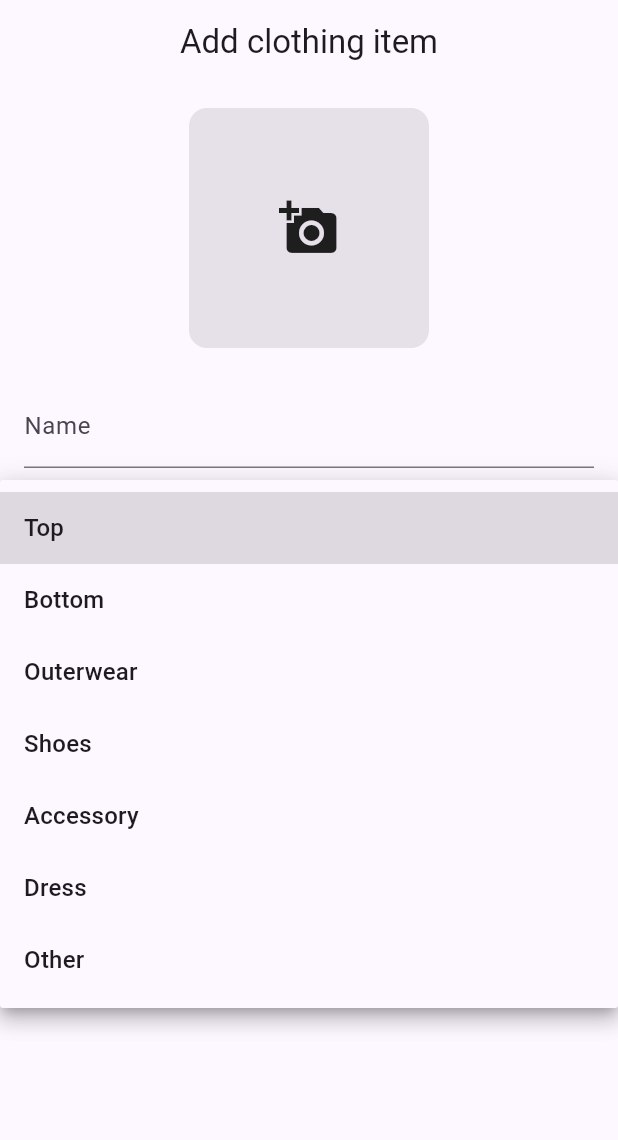
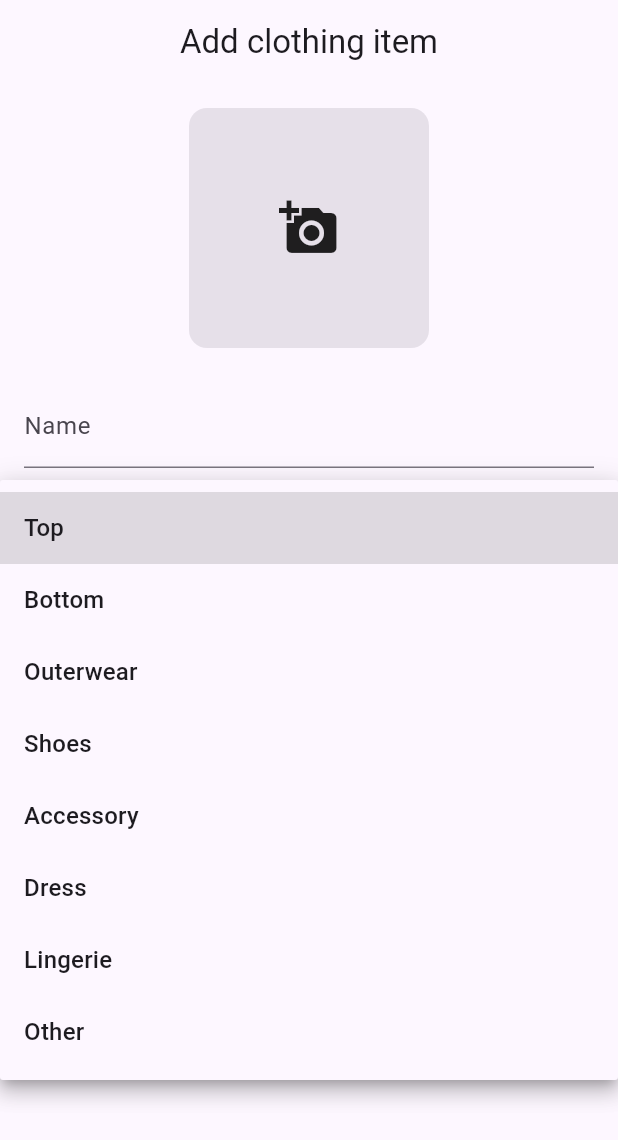
Before and after one commit to Dixen-Naxos/fitfolio, a Flutter app: the AddClothingItemScreen screen opened by its route, after a tap on "Top", on a phone screen of 412 x 824 dp. Shown: the top 1140 px of the screen. Run offline on Flutter 3.47's test engine with Material 3 defaults, Android fonts, the phone set to English and light mode, and no system bars; our stand-ins replace dio, equatable, flutter_bloc, flutter_secure_storage, go_router, image_picker; accounts and stored records are empty; network calls fail.

Commit message:
Add clothing subcategories and lingerie category

```diff
--- a/app/lib/features/wardrobe/cubit/wardrobe_cubit.dart
+++ b/app/lib/features/wardrobe/cubit/wardrobe_cubit.dart
@@ -27,6 +27,7 @@ class WardrobeCubit extends Cubit<WardrobeState> {
   Future<void> addItem({
     required String name,
     required ClothingCategory category,
+    String? subcategory,
     String? color,
     List<String> tags = const [],
   }) async {
@@ -34,6 +35,7 @@ class WardrobeCubit extends Cubit<WardrobeState> {
       final item = await _repository.createClothingItem(
         name: name,
         category: category,
+        subcategory: subcategory,
         color: color,
         tags: tags,
       );
--- a/app/lib/features/wardrobe/models/clothing_item.dart
+++ b/app/lib/features/wardrobe/models/clothing_item.dart
@@ -2,10 +2,22 @@ import 'package:flutter/widgets.dart';
 
 import '../../../l10n/app_localizations.dart';
 
-enum ClothingCategory { top, bottom, outerwear, shoes, accessory, dress, other }
+enum ClothingCategory { top, bottom, outerwear, shoes, accessory, dress, lingerie, other }
 
 extension ClothingCategoryX on ClothingCategory {
   String get apiValue => name;
+
+  static const Map<ClothingCategory, List<String>> subcategories = {
+    ClothingCategory.top: ['Sweat / pull', 'T-shirt', 'Débardeur', 'Brassières'],
+    ClothingCategory.bottom: ['Jean', 'Pantalons', 'Shorts', 'Jupes'],
+    ClothingCategory.dress: ['Hiver', 'Été'],
+    ClothingCategory.outerwear: ['Manteaux', 'Vestes', 'Gilets'],
+    ClothingCategory.lingerie: ['Brassières'],
+  };
+
+  List<String> get availableSubcategories => subcategories[this] ?? const [];
+
+  String? get defaultSubcategory => availableSubcategories.isNotEmpty ? availableSubcategories.first : null;
 
   String label(BuildContext context) {
     final l10n = AppLocalizations.of(context);
@@ -22,6 +34,8 @@ extension ClothingCategoryX on ClothingCategory {
         return l10n.categoryAccessory;
       case ClothingCategory.dress:
         return l10n.categoryDress;
+      case ClothingCategory.lingerie:
+        return l10n.categoryLingerie;
       case ClothingCategory.other:
         return l10n.categoryOther;
     }
@@ -37,6 +51,7 @@ class ClothingItem {
     required this.ownerId,
     required this.name,
     required this.category,
+    this.subcategory,
     this.color,
     this.tags = const [],
     this.imageUrl,
@@ -48,6 +63,7 @@ class ClothingItem {
         ownerId: json['owner_id'] as String,
         name: json['name'] as String,
         category: ClothingCategoryX.fromApiValue(json['category'] as String),
+        subcategory: json['subcategory'] as String?,
         color: json['color'] as String?,
         tags: (json['tags'] as List<dynamic>? ?? []).map((e) => e as String).toList(),
         imageUrl: json['image_url'] as String?,
@@ -58,6 +74,7 @@ class ClothingItem {
   final String ownerId;
   final String name;
   final ClothingCategory category;
+  final String? subcategory;
   final String? color;
   final List<String> tags;
   final String? imageUrl;
--- a/app/lib/features/wardrobe/presentation/add_clothing_item_screen.dart
+++ b/app/lib/features/wardrobe/presentation/add_clothing_item_screen.dart
@@ -20,8 +20,15 @@ class _AddClothingItemScreenState extends State<AddClothingItemScreen> {
   final _nameController = TextEditingController();
   final _colorController = TextEditingController();
   ClothingCategory _category = ClothingCategory.top;
+  String? _subcategory;
   Uint8List? _pickedImageBytes;
   bool _saving = false;
+
+  @override
+  void initState() {
+    super.initState();
+    _subcategory = _category.defaultSubcategory;
+  }
 
   @override
   void dispose() {
@@ -51,6 +58,7 @@ class _AddClothingItemScreenState extends State<AddClothingItemScreen> {
     await cubit.addItem(
       name: _nameController.text.trim(),
       category: _category,
+      subcategory: _subcategory,
       color: _colorController.text.trim().isEmpty ? null : _colorController.text.trim(),
     );
 
@@ -128,8 +136,26 @@ class _AddClothingItemScreenState extends State<AddClothingItemScreen> {
                   for (final category in ClothingCategory.values)
                     DropdownMenuItem(value: category, child: Text(category.label(context))),
                 ],
-                onChanged: (value) => setState(() => _category = value ?? _category),
+                onChanged: (value) {
+                  if (value == null) return;
+                  setState(() {
+                    _category = value;
+                    _subcategory = _category.defaultSubcategory;
+                  });
+                },
               ),
+              if ((_category.availableSubcategories).isNotEmpty) ...[
+                const SizedBox(height: 12),
+                DropdownButtonFormField<String>(
+                  value: _subcategory,
+                  decoration: const InputDecoration(labelText: 'Sous-catégorie'),
+                  items: [
+                    for (final option in _category.availableSubcategories)
+                      DropdownMenuItem(value: option, child: Text(option)),
+                  ],
+                  onChanged: (value) => setState(() => _subcategory = value ?? _subcategory),
+                ),
+              ],
               const SizedBox(height: 12),
               TextFormField(
                 controller: _colorController,
--- a/app/lib/features/wardrobe/presentation/wardrobe_screen.dart
+++ b/app/lib/features/wardrobe/presentation/wardrobe_screen.dart
@@ -130,7 +130,9 @@ class _ClothingItemCard extends StatelessWidget {
                   children: [
                     Expanded(
                       child: Text(
-                        item.category.label(context),
+                        item.subcategory != null && item.subcategory!.isNotEmpty
+                            ? '${item.category.label(context)} · ${item.subcategory}'
+                            : item.category.label(context),
                         style: Theme.of(context).textTheme.bodySmall,
                       ),
                     ),
--- a/app/lib/l10n/app_localizations.dart
+++ b/app/lib/l10n/app_localizations.dart
@@ -62,6 +62,7 @@ abstract class AppLocalizations {
   String get categoryShoes;
   String get categoryAccessory;
   String get categoryDress;
+  String get categoryLingerie;
   String get categoryOther;
 
   // Outfits
@@ -160,6 +161,8 @@ class AppLocalizationsEn extends AppLocalizations {
   String get categoryAccessory => 'Accessory';
   @override
   String get categoryDress => 'Dress';
+  @override
+  String get categoryLingerie => 'Lingerie';
   @override
   String get categoryOther => 'Other';
 
@@ -275,6 +278,8 @@ class AppLocalizationsFr extends AppLocalizations {
   @override
   String get categoryDress => 'Robe';
   @override
+  String get categoryLingerie => 'Lingerie';
+  @override
   String get categoryOther => 'Autre';
 
   @override
```
Also changed, not shown: app/lib/features/wardrobe/data/wardrobe_repository.dart (+10 -1 lines), 4 other files.
